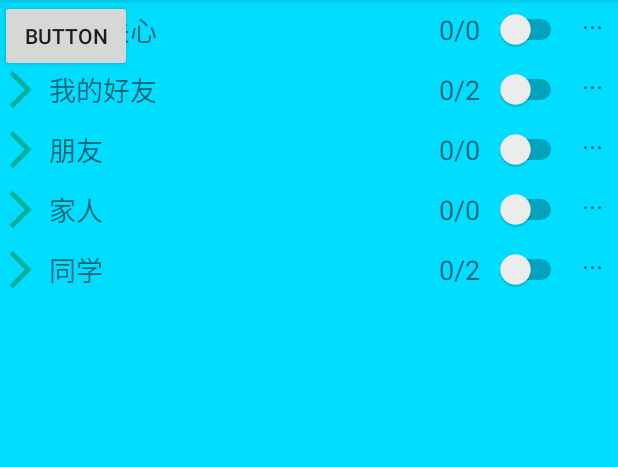
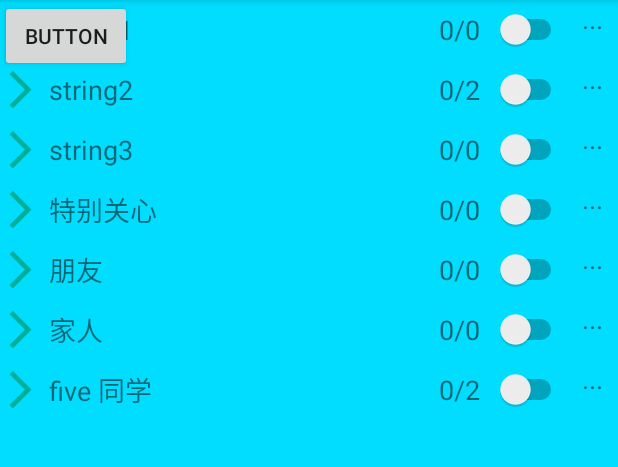
Before and after one commit to poleguy/cherrybud, an Android app: the screen it shows after launch (MainActivity), on a phone screen of 412 x 824 dp, the part 84-551 px from its top. Run offline under Robolectric (Android 15) with nearby library versions, the phone set to English and light mode, and no system bars.

Commit message:
working on populating list

```diff
--- a/app/src/main/java/com/poleguy/cherrybud/MainActivity.kt
+++ b/app/src/main/java/com/poleguy/cherrybud/MainActivity.kt
@@ -20,6 +20,7 @@ import kotlinx.android.synthetic.main.activity_main.*
 import kotlinx.android.synthetic.main.content_main.*
 import org.xmlpull.v1.XmlPullParserException
 import treebuilder.TreeBuilder
+import treebuilder.TreeNode
 import java.io.FileReader
 import java.io.IOException
 import java.io.InputStream
@@ -65,32 +66,88 @@ class MainActivity : AppCompatActivity(),  HandlePathOzListener.SingleUri, Popup
 
         sample_text.text = "blah"
 
+        val list = listOf("a","b","c")
+        populateTreeData(list)
+
+    }
+
+    fun populateTree() {
         // ExampleListTreeAdapter
 
         //创建后台数据：一棵树
         //创建组们，是root node，所有parent为null
         val groupNode1 = tree.addNode(null, "特别关心", R.layout.contacts_group_item)
-        val groupNode2 = tree.addNode(null, "我的好友", R.layout.contacts_group_item)
+        val groupNode2 = tree.addNode(null, "two 我的好友", R.layout.contacts_group_item)
         val groupNode3 = tree.addNode(null, "朋友", R.layout.contacts_group_item)
         val groupNode4 = tree.addNode(null, "家人", R.layout.contacts_group_item)
-        val groupNode5 = tree.addNode(null, "同学", R.layout.contacts_group_item)
+        val groupNode5 = tree.addNode(null, "five 同学", R.layout.contacts_group_item)
 
         //第二层
         var bitmap = BitmapFactory.decodeResource(resources, R.drawable.contacts_normal)
-        var contact = ExampleListTreeAdapter.ContactInfo(bitmap, "王二", "[在线]我是王二")
+        var contact = ExampleListTreeAdapter.ContactInfo(bitmap, "mno 王二", "[在线]我是王二")
         val contactNode1 = tree.addNode(groupNode2, contact, R.layout.contacts_contact_item)
-        contact = ExampleListTreeAdapter.ContactInfo(bitmap, "王三", "[在线]我是王三")
+        contact = ExampleListTreeAdapter.ContactInfo(bitmap, "jkl 王三", "[在线]我是王三")
         val contactNode2 = tree.addNode(groupNode5, contact, R.layout.contacts_contact_item)
         //再添加一个
         bitmap = BitmapFactory.decodeResource(resources, R.drawable.contacts_normal)
-        contact = ExampleListTreeAdapter.ContactInfo(bitmap, "王四", "[离线]我没有状态")
+        contact = ExampleListTreeAdapter.ContactInfo(bitmap, "ghi 王四", "[离线]我没有状态")
         tree.addNode(groupNode2, contact, R.layout.contacts_contact_item)
-        contact = ExampleListTreeAdapter.ContactInfo(bitmap, "王五", "[离线]我没有状态")
+        contact = ExampleListTreeAdapter.ContactInfo(bitmap, "def 王五", "[离线]我没有状态")
         tree.addNode(groupNode5, contact, R.layout.contacts_contact_item)
 
         //第三层
         bitmap = BitmapFactory.decodeResource(resources, R.drawable.contacts_normal)
-        contact = ExampleListTreeAdapter.ContactInfo(bitmap, "东邪", "[离线]出来还价")
+        contact = ExampleListTreeAdapter.ContactInfo(bitmap, "abc 东邪", "[离线]出来还价")
+        var n: ListTree.TreeNode = tree.addNode(contactNode1, contact, R.layout.contacts_contact_item)
+        n.isShowExpandIcon = false
+        //再添加一个
+        bitmap = BitmapFactory.decodeResource(resources, R.drawable.contacts_normal)
+        contact = ExampleListTreeAdapter.ContactInfo(bitmap, "李圆圆", "[离线]昨天出门没出去")
+        n = tree.addNode(contactNode1, contact, R.layout.contacts_contact_item)
+        n.isShowExpandIcon = false
+
+        adapter = ExampleListTreeAdapter(tree, this)
+        listView.layoutManager = LinearLayoutManager(this)
+        listView.setAdapter(adapter)
+
+    }
+
+    private fun populateTreeData(data1: List<String>) {
+        // ExampleListTreeAdapter
+
+        val data = listOf("string1", "string2", "string3")
+
+        val groupNodes = mutableListOf<ListTree.TreeNode>()
+        // loop through:
+        for (d in data) {
+            val node =  tree.addNode(null, d,R.layout.contacts_group_item)
+            groupNodes.add(node)
+        }
+
+        //创建后台数据：一棵树
+        //创建组们，是root node，所有parent为null
+        val groupNode1 = tree.addNode(null, "特别关心", R.layout.contacts_group_item)
+        val groupNode2 = groupNodes[1]
+        val groupNode3 = tree.addNode(null, "朋友", R.layout.contacts_group_item)
+        val groupNode4 = tree.addNode(null, "家人", R.layout.contacts_group_item)
+        val groupNode5 = tree.addNode(null, "five 同学", R.layout.contacts_group_item)
+
+        //第二层
+        var bitmap = BitmapFactory.decodeResource(resources, R.drawable.contacts_normal)
+        var contact = ExampleListTreeAdapter.ContactInfo(bitmap, "mno 王二", "[在线]我是王二")
+        val contactNode1 = tree.addNode(groupNode2, contact, R.layout.contacts_contact_item)
+        contact = ExampleListTreeAdapter.ContactInfo(bitmap, "jkl 王三", "[在线]我是王三")
+        val contactNode2 = tree.addNode(groupNode5, contact, R.layout.contacts_contact_item)
+        //再添加一个
+        bitmap = BitmapFactory.decodeResource(resources, R.drawable.contacts_normal)
+        contact = ExampleListTreeAdapter.ContactInfo(bitmap, "ghi 王四", "[离线]我没有状态")
+        tree.addNode(groupNode2, contact, R.layout.contacts_contact_item)
+        contact = ExampleListTreeAdapter.ContactInfo(bitmap, "def 王五", "[离线]我没有状态")
+        tree.addNode(groupNode5, contact, R.layout.contacts_contact_item)
+
+        //第三层
+        bitmap = BitmapFactory.decodeResource(resources, R.drawable.contacts_normal)
+        contact = ExampleListTreeAdapter.ContactInfo(bitmap, "abc 东邪", "[离线]出来还价")
         var n: ListTree.TreeNode = tree.addNode(contactNode1, contact, R.layout.contacts_contact_item)
         n.isShowExpandIcon = false
         //再添加一个
@@ -190,7 +247,7 @@ class MainActivity : AppCompatActivity(),  HandlePathOzListener.SingleUri, Popup
                 println(tree)
 //                val userList = ArrayList<java.util.HashMap<String?, String?>>()
 //                var user: HashMap<String?, String?>? = HashMap()
-                val lv: ListView = findViewById(R.id.listView)
+                val lv: ListView = findViewById(R.id.listView2)
 //                //https://stackoverflow.com/questions/50196357/android-kotlin-beginner-using-file-with-uri-returned-from-action-get-conte/50196709
 //                val inputStream = contentResolver.openInputStream(selectedFile)
 //                //val inputStream = assets.open(filename)
@@ -238,6 +295,8 @@ class MainActivity : AppCompatActivity(),  HandlePathOzListener.SingleUri, Popup
 //                    arrayOf("name", "designation", "location"), intArrayOf(R.id.tvName,
 //                        R.id.tvDesignation, R.id.tvLocation))
 //                lv.adapter = adapter
+
+                // put the contents of this tree into the tree viewer
             } catch (e: IOException) {
                 e.printStackTrace()
             } catch (e: XmlPullParserException) {
```
